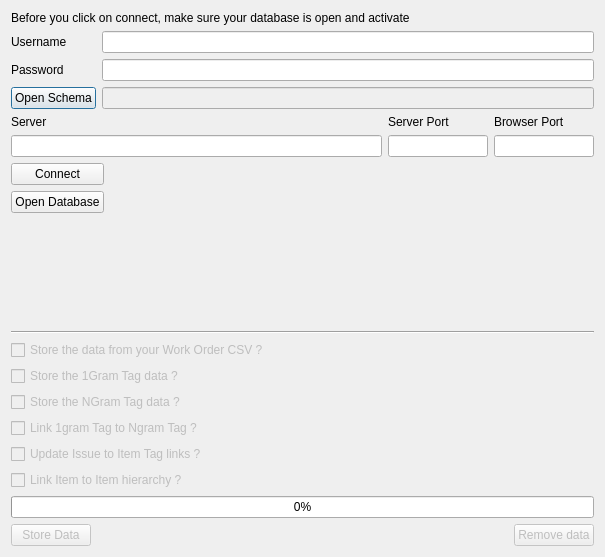
Above: nestor/ui/dialogDatabaseConnection.ui from usnistgov/nestor before the change. Below: the same form after it.
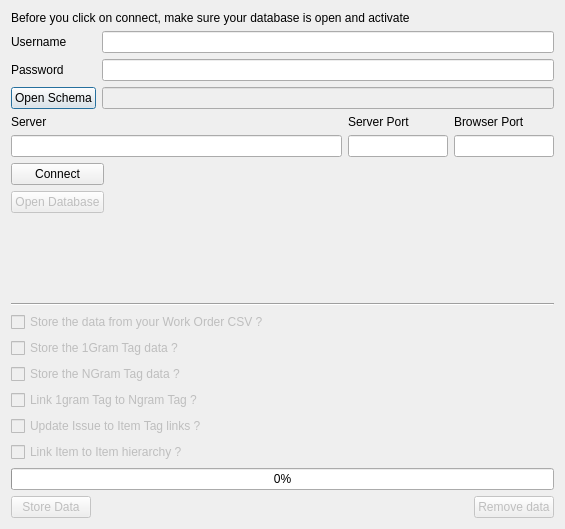
That is the form after the change.

What changed in the file:
```diff
--- a/nestor/ui/dialogDatabaseConnection.ui
+++ b/nestor/ui/dialogDatabaseConnection.ui
@@ -6,8 +6,8 @@
    <rect>
     <x>0</x>
     <y>0</y>
-    <width>605</width>
-    <height>557</height>
+    <width>565</width>
+    <height>529</height>
    </rect>
   </property>
   <property name="windowTitle">
@@ -266,6 +266,9 @@
      </item>
      <item row="1" column="0">
       <widget class="QPushButton" name="pushButton_DialogDatabaseConnection_OpenDatabaseBrowser">
+       <property name="enabled">
+        <bool>false</bool>
+       </property>
        <property name="text">
         <string>Open Database</string>
        </property>
```
